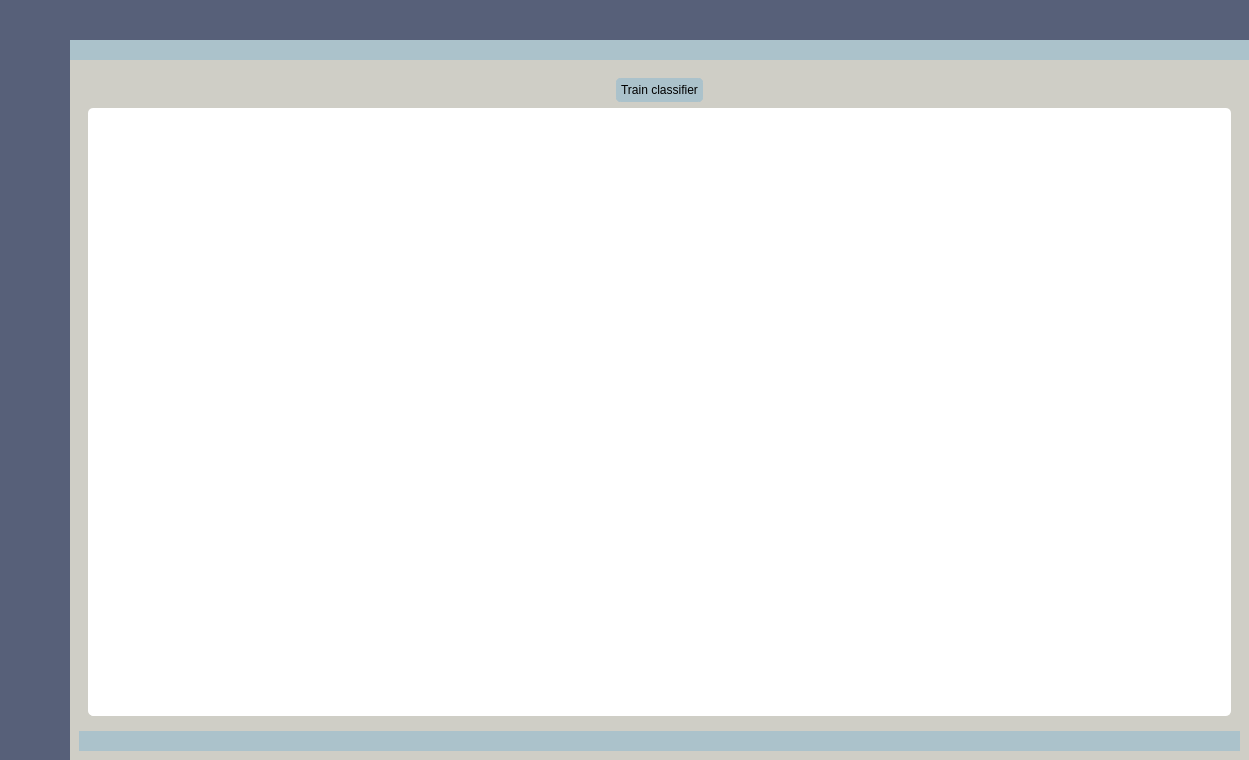
The window that UIs/DomainClassifier.ui (IntelCompH2020/domain_classification) describes before a commit, drawn with Qt 5.
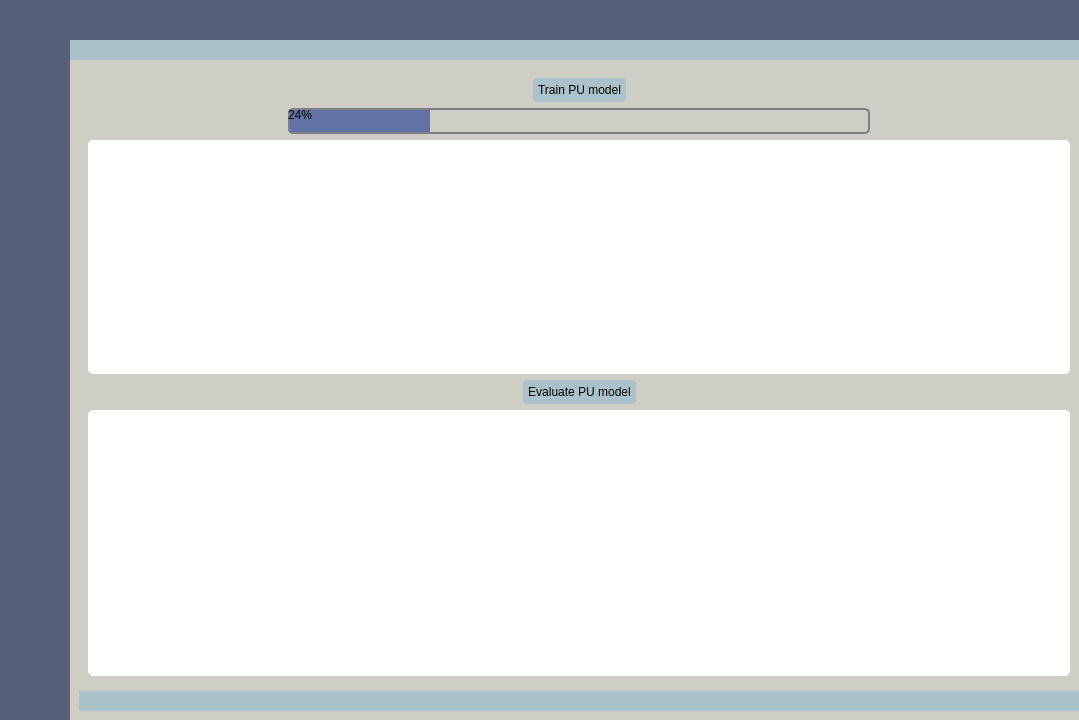
The same window after the commit. The open tabs and pages were chosen to show the change. Icons and pictures are not drawn.

```diff
--- a/UIs/DomainClassifier.ui
+++ b/UIs/DomainClassifier.ui
@@ -7,8 +7,8 @@
    <rect>
     <x>0</x>
     <y>0</y>
-    <width>1249</width>
-    <height>760</height>
+    <width>1079</width>
+    <height>720</height>
    </rect>
   </property>
   <property name="minimumSize">
@@ -2165,7 +2165,7 @@
                    </layout>
                   </widget>
                   <widget class="QWidget" name="page_train">
-                   <layout class="QVBoxLayout" name="verticalLayout_7">
+                   <layout class="QVBoxLayout" name="verticalLayout_13">
                     <item>
                      <layout class="QVBoxLayout" name="verticalLayout_6">
                       <item>
@@ -2207,7 +2207,7 @@
 }</string>
                           </property>
                           <property name="text">
-                           <string>Train classifier</string>
+                           <string>Train PU model</string>
                           </property>
                          </widget>
                         </item>
@@ -2227,13 +2227,154 @@
                        </layout>
                       </item>
                       <item>
-                       <widget class="QTextEdit" name="text_edit_result_training">
+                       <layout class="QHBoxLayout" name="horizontalLayout">
+                        <item>
+                         <spacer name="horizontalSpacer_3">
+                          <property name="orientation">
+                           <enum>Qt::Horizontal</enum>
+                          </property>
+                          <property name="sizeType">
+                           <enum>QSizePolicy::Fixed</enum>
+                          </property>
+                          <property name="sizeHint" stdset="0">
+                           <size>
+                            <width>200</width>
+                            <height>20</height>
+                           </size>
+                          </property>
+                         </spacer>
+                        </item>
+                        <item>
+                         <widget class="QProgressBar" name="progress_bar_train">
+                          <property name="styleSheet">
+                           <string notr="true">QProgressBar {
+    border: 2px solid grey;
+    border-radius: 5px;
+}
+
+QProgressBar::chunk {
+    background-color: rgb(98, 114, 164);
+    width: 20px;
+}</string>
+                          </property>
+                          <property name="value">
+                           <number>24</number>
+                          </property>
+                         </widget>
+                        </item>
+                        <item>
+                         <spacer name="horizontalSpacer_4">
+                          <property name="orientation">
+                           <enum>Qt::Horizontal</enum>
+                          </property>
+                          <property name="sizeType">
+                           <enum>QSizePolicy::Fixed</enum>
+                          </property>
+                          <property name="sizeHint" stdset="0">
+                           <size>
+                            <width>200</width>
+                            <height>0</height>
+                           </size>
+                          </property>
+                         </spacer>
+                        </item>
+                       </layout>
+                      </item>
+                      <item>
+                       <widget class="QTextEdit" name="text_edit_logs_training">
                         <property name="styleSheet">
                          <string notr="true">QTextEdit {	
 	background-color: #FFFFFF;
 	border-radius: 5px;
 	gridline-color: #FFFFFF;
 	border-bottom: 1px solid #FFFFFF;
+	color:black;
+}
+
+ QScrollBar:vertical {
+	border: none;
+    background: #ABC2CB;
+    width: 14px;
+    margin: 21px 0 21px 0;
+	border-radius: 0px;
+ }</string>
+                        </property>
+                        <property name="readOnly">
+                         <bool>true</bool>
+                        </property>
+                       </widget>
+                      </item>
+                     </layout>
+                    </item>
+                    <item>
+                     <layout class="QVBoxLayout" name="verticalLayout_7">
+                      <item>
+                       <layout class="QHBoxLayout" name="horizontalLayout_7">
+                        <item>
+                         <spacer name="horizontalSpacer_17">
+                          <property name="orientation">
+                           <enum>Qt::Horizontal</enum>
+                          </property>
+                          <property name="sizeHint" stdset="0">
+                           <size>
+                            <width>40</width>
+                            <height>20</height>
+                           </size>
+                          </property>
+                         </spacer>
+                        </item>
+                        <item>
+                         <widget class="QPushButton" name="evaluate_pu_model_push_button">
+                          <property name="maximumSize">
+                           <size>
+                            <width>16777215</width>
+                            <height>16777215</height>
+                           </size>
+                          </property>
+                          <property name="styleSheet">
+                           <string notr="true">QPushButton {
+	border: 5px solid #ABC2CB;
+	border-radius: 5px;	
+	background-color: #ABC2CB;
+}
+QPushButton:hover {
+	background-color: #ABC2CB;
+	border: 2px solid #ABC2CB;
+}
+QPushButton:pressed {	
+	background-color: #ABC2CB;
+	border: 2px solid #ABC2CB;
+}</string>
+                          </property>
+                          <property name="text">
+                           <string>Evaluate PU model</string>
+                          </property>
+                         </widget>
+                        </item>
+                        <item>
+                         <spacer name="horizontalSpacer_18">
+                          <property name="orientation">
+                           <enum>Qt::Horizontal</enum>
+                          </property>
+                          <property name="sizeHint" stdset="0">
+                           <size>
+                            <width>40</width>
+                            <height>20</height>
+                           </size>
+                          </property>
+                         </spacer>
+                        </item>
+                       </layout>
+                      </item>
+                      <item>
+                       <widget class="QTextEdit" name="text_edit_results_evaluation">
+                        <property name="styleSheet">
+                         <string notr="true">QTextEdit {	
+	background-color: #FFFFFF;
+	border-radius: 5px;
+	gridline-color: #FFFFFF;
+	border-bottom: 1px solid #FFFFFF;
+	color:black;
 }
 
  QScrollBar:vertical {
```
Left out of the diff: 28 changed lines with no effect on the pictures.
